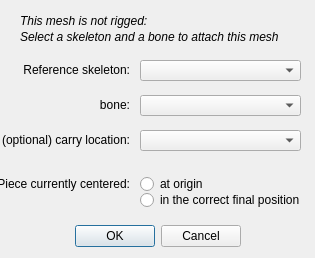
Qt form askBoneDialog.ui (cfcohen/openbrf) before a commit.
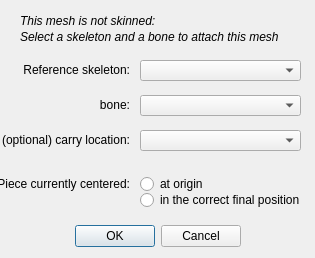
The same form after that commit.

Patch:
```diff
--- a/askBoneDialog.ui
+++ b/askBoneDialog.ui
@@ -96,7 +96,7 @@
     </font>
    </property>
    <property name="text">
-    <string>This mesh is not rigged:</string>
+    <string>This mesh is not skinned:</string>
    </property>
   </widget>
   <widget class="QLabel" name="label_4">
```
